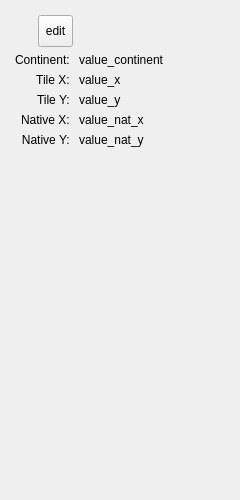
First picture: the form in client/editor/tool_tile.ui, repository longturn/freeciv21, before the edit.
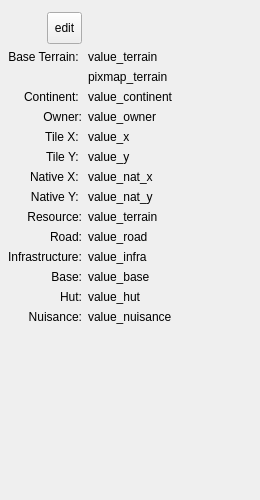
Second picture: the form after the edit.

Commit message: map editor: tool tile phase 2 This phase adds most of the tile's features. We have a base terrain sprite with text for the rest. Part of #2547

The edit to the form file:
```diff
--- a/client/editor/tool_tile.ui
+++ b/client/editor/tool_tile.ui
@@ -6,7 +6,7 @@
    <rect>
     <x>0</x>
     <y>0</y>
-    <width>240</width>
+    <width>260</width>
     <height>500</height>
    </rect>
   </property>
@@ -18,7 +18,7 @@
   </property>
   <property name="maximumSize">
    <size>
-    <width>240</width>
+    <width>260</width>
     <height>500</height>
    </size>
   </property>
@@ -30,24 +30,44 @@
     <rect>
      <x>0</x>
      <y>10</y>
-     <width>248</width>
-     <height>491</height>
+     <width>260</width>
+     <height>500</height>
     </rect>
    </property>
    <layout class="QGridLayout" name="gridLayout">
     <property name="leftMargin">
-     <number>15</number>
+     <number>8</number>
     </property>
     <property name="topMargin">
-     <number>5</number>
+     <number>2</number>
     </property>
     <property name="rightMargin">
-     <number>5</number>
+     <number>2</number>
     </property>
     <property name="bottomMargin">
-     <number>5</number>
+     <number>2</number>
     </property>
+    <item row="8" column="0">
+     <widget class="QLabel" name="label_nat_y">
+      <property name="text">
+       <string>Native Y: </string>
+      </property>
+      <property name="alignment">
+       <set>Qt::AlignRight|Qt::AlignTrailing|Qt::AlignVCenter</set>
+      </property>
+     </widget>
+    </item>
     <item row="6" column="0">
+     <widget class="QLabel" name="label_y">
+      <property name="text">
+       <string>Tile Y: </string>
+      </property>
+      <property name="alignment">
+       <set>Qt::AlignRight|Qt::AlignTrailing|Qt::AlignVCenter</set>
+      </property>
+     </widget>
+    </item>
+    <item row="15" column="0">
      <spacer name="verticalSpacer">
       <property name="orientation">
        <enum>Qt::Vertical</enum>
@@ -60,54 +80,37 @@
       </property>
      </spacer>
     </item>
-    <item row="5" column="0">
-     <widget class="QLabel" name="label_nat_y">
+    <item row="4" column="0">
+     <widget class="QLabel" name="label_owner">
       <property name="text">
-       <string>Native Y: </string>
+       <string>Owner:</string>
       </property>
       <property name="alignment">
        <set>Qt::AlignRight|Qt::AlignTrailing|Qt::AlignVCenter</set>
       </property>
      </widget>
     </item>
-    <item row="3" column="0">
-     <widget class="QLabel" name="label_y">
+    <item row="11" column="0">
+     <widget class="QLabel" name="label_infra">
       <property name="text">
-       <string>Tile Y: </string>
+       <string>Infrastructure:</string>
       </property>
-      <property name="alignment">
-       <set>Qt::AlignRight|Qt::AlignTrailing|Qt::AlignVCenter</set>
-      </property>
      </widget>
     </item>
-    <item row="5" column="1">
-     <widget class="QLabel" name="value_nat_y">
+    <item row="10" column="0">
+     <widget class="QLabel" name="label_road">
       <property name="text">
-       <string>value_nat_y</string>
+       <string>Road:</string>
       </property>
-     </widget>
-    </item>
-    <item row="4" column="1">
-     <widget class="QLabel" name="value_nat_x">
-      <property name="text">
-       <string>value_nat_x</string>
+      <property name="alignment">
+       <set>Qt::AlignRight|Qt::AlignTrailing|Qt::AlignVCenter</set>
       </property>
      </widget>
     </item>
-    <item row="3" column="1">
-     <widget class="QLabel" name="value_y">
+    <item row="14" column="1">
+     <widget class="QLabel" name="value_nuisance">
       <property name="text">
-       <string>value_y</string>
-      </property>
-     </widget>
-    </item>
-    <item row="2" column="0">
-     <widget class="QLabel" name="label_x">
-      <property name="text">
-       <string>Tile X: </string>
-      </property>
-      <property name="alignment">
-       <set>Qt::AlignRight|Qt::AlignTrailing|Qt::AlignVCenter</set>
+       <string>value_nuisance</string>
       </property>
      </widget>
     </item>
@@ -127,7 +130,21 @@
       </property>
      </widget>
     </item>
-    <item row="4" column="0">
+    <item row="7" column="1">
+     <widget class="QLabel" name="value_nat_x">
+      <property name="text">
+       <string>value_nat_x</string>
+      </property>
+     </widget>
+    </item>
+    <item row="2" column="1">
+     <widget class="QLabel" name="pixmap_terrain">
+      <property name="text">
+       <string>pixmap_terrain</string>
+      </property>
+     </widget>
+    </item>
+    <item row="7" column="0">
      <widget class="QLabel" name="label_nat_x">
       <property name="text">
        <string>Native X: </string>
@@ -137,24 +154,153 @@
       </property>
      </widget>
     </item>
-    <item row="2" column="1">
+    <item row="5" column="1">
      <widget class="QLabel" name="value_x">
       <property name="text">
        <string>value_x</string>
       </property>
      </widget>
     </item>
+    <item row="9" column="1">
+     <widget class="QLabel" name="value_resource">
+      <property name="text">
+       <string>value_terrain</string>
+      </property>
+     </widget>
+    </item>
+    <item row="10" column="1">
+     <widget class="QLabel" name="value_road">
+      <property name="text">
+       <string>value_road</string>
+      </property>
+     </widget>
+    </item>
+    <item row="8" column="1">
+     <widget class="QLabel" name="value_nat_y">
+      <property name="text">
+       <string>value_nat_y</string>
+      </property>
+     </widget>
+    </item>
+    <item row="12" column="1">
+     <widget class="QLabel" name="value_base">
+      <property name="text">
+       <string>value_base</string>
+      </property>
+     </widget>
+    </item>
+    <item row="6" column="1">
+     <widget class="QLabel" name="value_y">
+      <property name="text">
+       <string>value_y</string>
+      </property>
+     </widget>
+    </item>
+    <item row="5" column="0">
+     <widget class="QLabel" name="label_x">
+      <property name="text">
+       <string>Tile X: </string>
+      </property>
+      <property name="alignment">
+       <set>Qt::AlignRight|Qt::AlignTrailing|Qt::AlignVCenter</set>
+      </property>
+     </widget>
+    </item>
+    <item row="4" column="1">
+     <widget class="QLabel" name="value_owner">
+      <property name="text">
+       <string>value_owner</string>
+      </property>
+     </widget>
+    </item>
+    <item row="11" column="1">
+     <widget class="QLabel" name="value_infra">
+      <property name="text">
+       <string>value_infra</string>
+      </property>
+     </widget>
+    </item>
+    <item row="3" column="1">
+     <widget class="QLabel" name="value_continent">
+      <property name="text">
+       <string>value_continent</string>
+      </property>
+     </widget>
+    </item>
+    <item row="14" column="0">
+     <widget class="QLabel" name="label_nuisance">
+      <property name="text">
+       <string>Nuisance:</string>
+      </property>
+      <property name="alignment">
+       <set>Qt::AlignRight|Qt::AlignTrailing|Qt::AlignVCenter</set>
+      </property>
+     </widget>
+    </item>
+    <item row="9" column="0">
+     <widget class="QLabel" name="label_resource">
+      <property name="text">
+       <string>Resource:</string>
+      </property>
+      <property name="alignment">
+       <set>Qt::AlignRight|Qt::AlignTrailing|Qt::AlignVCenter</set>
+      </property>
+     </widget>
+    </item>
     <item row="1" column="0">
+     <widget class="QLabel" name="label_terrain">
+      <property name="text">
+       <string>Base Terrain: </string>
+      </property>
+      <property name="textFormat">
+       <enum>Qt::AutoText</enum>
+      </property>
+      <property name="alignment">
+       <set>Qt::AlignRight|Qt::AlignTrailing|Qt::AlignVCenter</set>
+      </property>
+     </widget>
+    </item>
+    <item row="12" column="0">
+     <widget class="QLabel" name="label_base">
+      <property name="text">
+       <string>Base:</string>
+      </property>
+      <property name="alignment">
+       <set>Qt::AlignRight|Qt::AlignTrailing|Qt::AlignVCenter</set>
+      </property>
+     </widget>
+    </item>
+    <item row="3" column="0">
      <widget class="QLabel" name="label_continent">
       <property name="text">
        <string>Continent: </string>
       </property>
+      <property name="alignment">
+       <set>Qt::AlignRight|Qt::AlignTrailing|Qt::AlignVCenter</set>
+      </property>
      </widget>
     </item>
     <item row="1" column="1">
-     <widget class="QLabel" name="value_continent">
+     <widget class="QLabel" name="value_terrain">
       <property name="text">
-       <string>value_continent</string>
+       <string>value_terrain</string>
+      </property>
+     </widget>
+    </item>
+    <item row="13" column="0">
+     <widget class="QLabel" name="label_hut">
+      <property name="text">
+       <string>Hut:</string>
+      </property>
+      <property name="alignment">
+       <set>Qt::AlignRight|Qt::AlignTrailing|Qt::AlignVCenter</set>
+      </property>
+     </widget>
+    </item>
+    <item row="13" column="1">
+     <widget class="QLabel" name="value_hut">
+      <property name="text">
+       <string>value_hut</string>
       </property>
      </widget>
     </item>
```
The commit also changes 8 other files.
